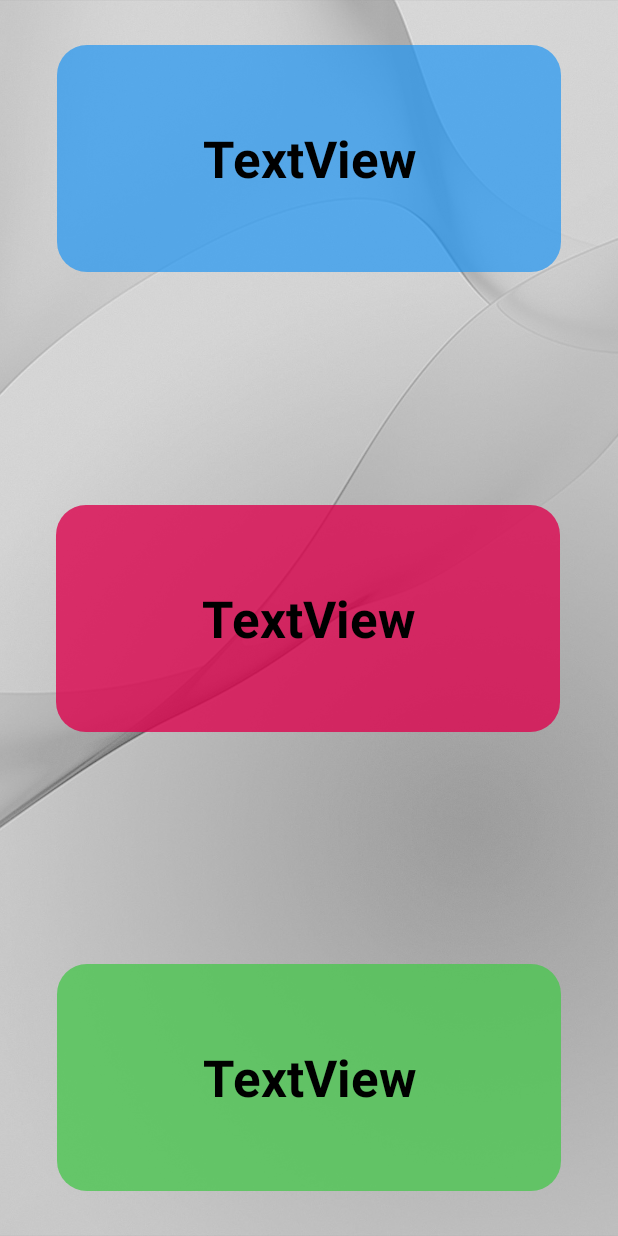
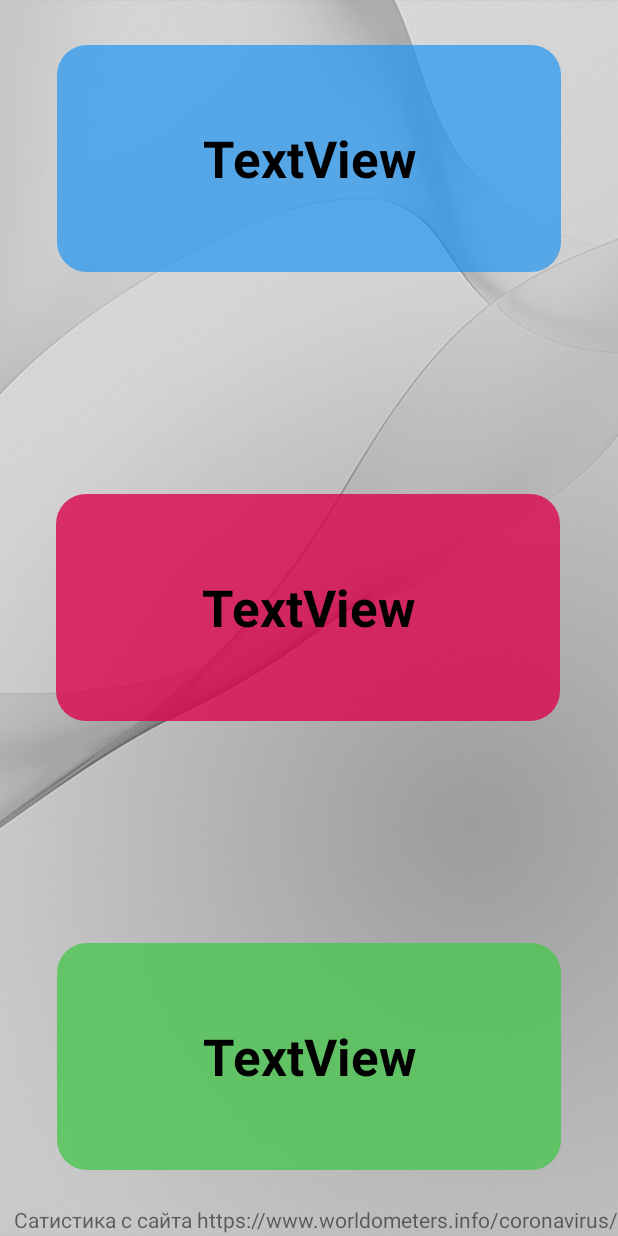
Before and after one commit to olli2017/CoronaNotification, an Android app: the layout activity_display_online_stats.xml on its own in the app's theme, with its tools: preview values and no code run, on a phone screen of 412 x 824 dp. Run offline under Robolectric (Android 15) with nearby library versions, the phone set to English and light mode, and no system bars.

Commit message:
app name and link to stats

```diff
--- a/MyApplication3/app/src/main/res/layout/activity_display_online_stats.xml
+++ b/MyApplication3/app/src/main/res/layout/activity_display_online_stats.xml
@@ -5,11 +5,17 @@
     android:layout_width="match_parent"
     android:layout_height="match_parent"
     tools:context=".DisplayOnlineStats">
+
     <ImageView
         android:layout_width="match_parent"
         android:layout_height="match_parent"
+        android:scaleType="centerCrop"
         android:src="@drawable/statistic_background"
-        android:scaleType="centerCrop"/>
+        app:layout_constraintEnd_toEndOf="parent"
+        app:layout_constraintHorizontal_bias="0.0"
+        app:layout_constraintStart_toStartOf="parent"
+        app:layout_constraintTop_toTopOf="parent" />
+
     <TextView
         android:id="@+id/deathTextView"
         android:layout_width="336dp"
@@ -35,7 +41,7 @@
         android:layout_width="336dp"
         android:layout_height="151dp"
         android:layout_margin="30dp"
-        android:layout_marginTop="30dp"
+        android:layout_marginTop="16dp"
         android:background="@drawable/bg_rounded"
         android:backgroundTint="#B32196F3"
         android:breakStrategy="balanced"
@@ -55,7 +61,7 @@
         android:id="@+id/recoveredTextView"
         android:layout_width="336dp"
         android:layout_height="151dp"
-        android:layout_marginBottom="30dp"
+        android:layout_marginBottom="44dp"
         android:background="@drawable/bg_rounded"
         android:backgroundTint="#CC4DC652"
         android:breakStrategy="high_quality"
@@ -97,4 +103,15 @@
         android:orientation="vertical"
         app:layout_constraintGuide_begin="20dp" />
 
+    <TextView
+        android:id="@+id/textView"
+        android:layout_width="wrap_content"
+        android:layout_height="wrap_content"
+        android:layout_marginBottom="1dp"
+        android:text="Сатистика с сайта https://www.worldometers.info/coronavirus/"
+        app:layout_constraintBottom_toBottomOf="parent"
+        app:layout_constraintEnd_toEndOf="parent"
+        app:layout_constraintHorizontal_bias="1.0"
+        app:layout_constraintStart_toStartOf="parent" />
+
 </androidx.constraintlayout.widget.ConstraintLayout>
```
Also changed, not shown: MyApplication3/app/src/main/res/values/strings.xml (+3 -11 lines).
